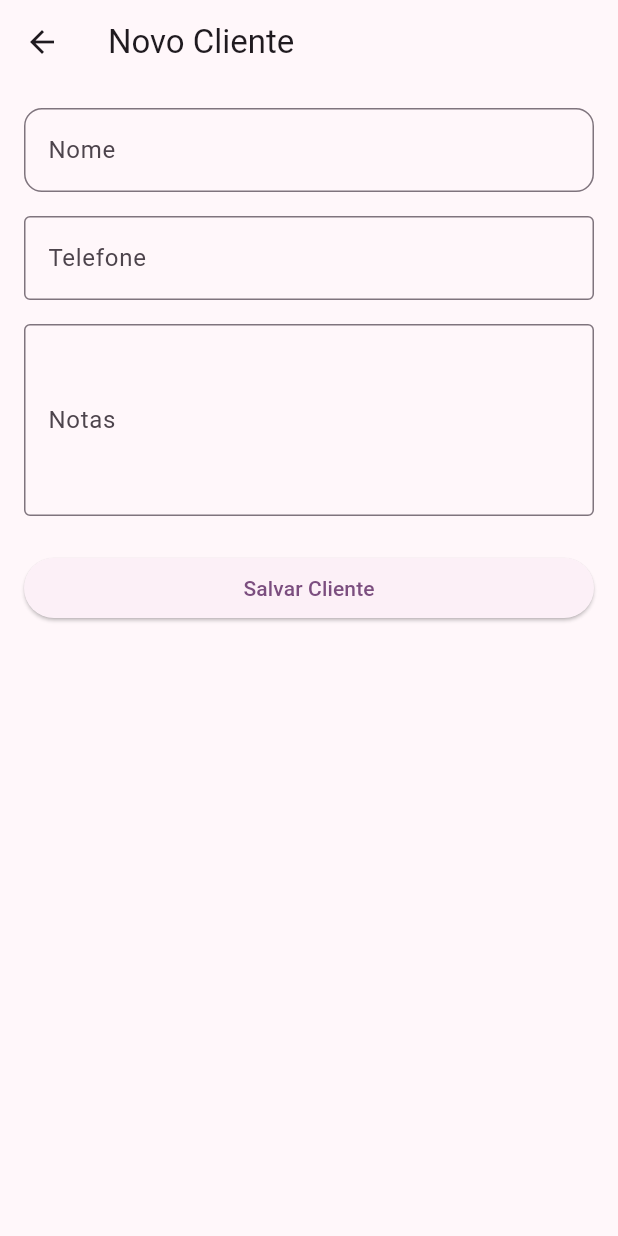
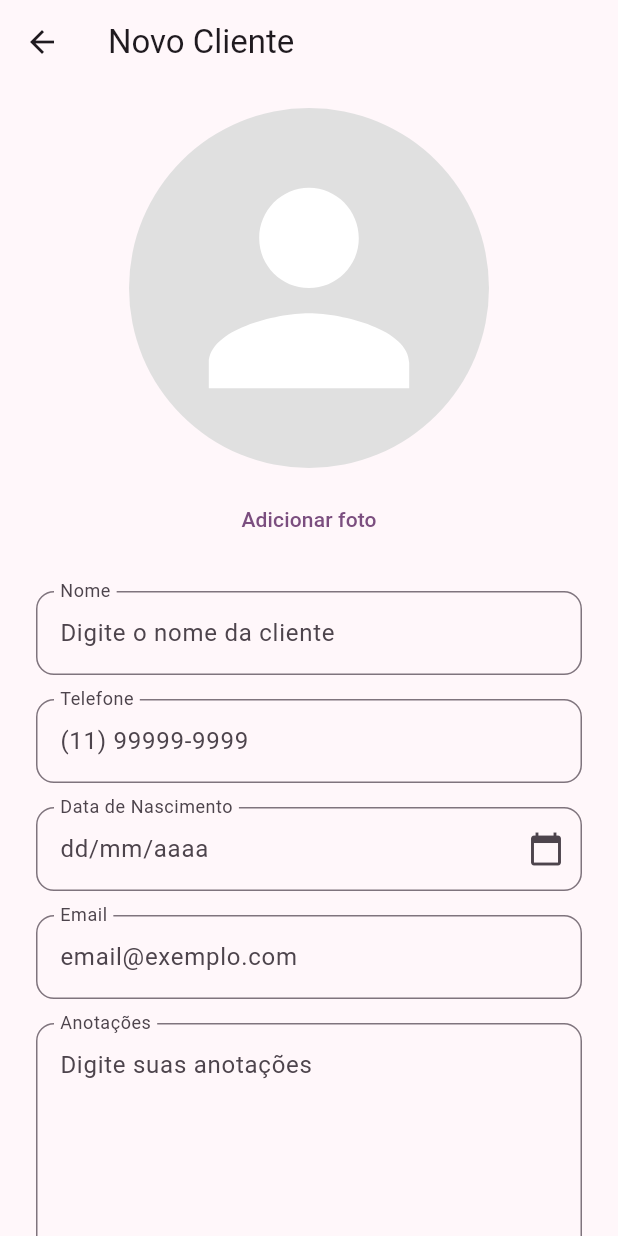
Before and after one commit to Gsaudx/app_agendamento_salao, a Flutter app: the NewClientScreen screen opened by its route, on a phone screen of 412 x 824 dp. Run offline on Flutter 3.47's test engine with Material 3 defaults, Android fonts, the light colour scheme and no system bars.

Commit message:
feat: tela Cadastro de Clientes

```diff
--- a/lib/screens/newclient_screen.dart
+++ b/lib/screens/newclient_screen.dart
@@ -1,4 +1,8 @@
+import 'package:app_paula_barros/components/button.dart';
+import 'package:app_paula_barros/components/input_date.dart';
+import 'package:app_paula_barros/components/input_textarea.dart';
 import 'package:flutter/material.dart';
+import 'package:app_paula_barros/components/input.dart';
 
 class NewClientScreen extends StatelessWidget {
   const NewClientScreen({super.key});
@@ -8,42 +12,78 @@ class NewClientScreen extends StatelessWidget {
   @override
   Widget build(BuildContext context) {
     return Scaffold(
-      appBar: AppBar(
-        title: const Text('Novo Cliente'),
-      ),
-      body: ListView(
-        padding: const EdgeInsets.all(16),
+      appBar: AppBar(title: const Text('Novo Cliente')),
+      body: Column(
+        mainAxisAlignment: MainAxisAlignment.spaceBetween,
         children: [
-          TextField(
-            decoration: const InputDecoration(
-              labelText: 'Nome',
-              border: OutlineInputBorder(
-                borderRadius: BorderRadius.all(Radius.circular(12.0)),
+          Expanded(
+            child: ListView(
+              padding: const EdgeInsets.all(16.0),
+              children: [
+                Row(
+                  mainAxisAlignment: MainAxisAlignment.center,
+                  crossAxisAlignment: CrossAxisAlignment.center,
+                  children: [
+                    Column(
+                      mainAxisSize: MainAxisSize.min,
+                      children: [
+                        GestureDetector(
+                          onTap: () {
+                            // TODO: abrir seletor de imagem
+                          },
+                          child: CircleAvatar(
+                            radius: 120, // maior tamanho
+                            backgroundColor: Colors.grey[300],
+                            child: const Icon(
+                              Icons.person,
+                              size: 200, // ajusta o ícone ao novo raio
+                              color: Colors.white,
                             ),
                           ),
                         ),
+                        const SizedBox(height: 10),
+                        TextButton(
+                          onPressed: () {
+                            // TODO: abrir seletor de imagem
+                          },
+                          child: const Text('Adicionar foto'),
+                        ),
+                      ],
+                    ),
+                  ],
+                ),
                 const SizedBox(height: 16),
-          TextField(
-            decoration: const InputDecoration(
-              labelText: 'Telefone',
-              border: OutlineInputBorder(),
+                Input(
+                  label: 'Nome',
+                  controller: TextEditingController(),
+                  placeholder: 'Digite o nome da cliente',
                 ),
+                Input(
+                  label: 'Telefone',
+                  controller: TextEditingController(),
+                  keyboardType: TextInputType.phone,
+                  placeholder: '(11) 99999-9999',
+                ),
+                InputDate(
+                  label: 'Data de Nascimento',
+                  controller: TextEditingController(),
                   keyboardType: TextInputType.phone,
                 ),
-          const SizedBox(height: 16),
-          TextField(
-            decoration: const InputDecoration(
-              labelText: 'Notas',
-              border: OutlineInputBorder(),
+                Input(
+                  label: 'Email',
+                  controller: TextEditingController(),
+                  keyboardType: TextInputType.emailAddress,
+                  placeholder: 'email@exemplo.com',
                 ),
-            maxLines: 4,
+                Textarea(
+                  label: 'Anotações',
+                  controller: TextEditingController(),
+                  maxLines: 6,
                 ),
-          const SizedBox(height: 24),
-          ElevatedButton(
-            onPressed: () {
-              // Lógica para salvar o novo cliente
-            },
-            child: const Text('Salvar Cliente'),
+                const SizedBox(height: 20),
+                Button(label: 'Salvar Cliente', onPressed: () {}),
+              ],
+            ),
           ),
         ],
       ),
```
Lines whose indentation alone changed are shown as unchanged.
